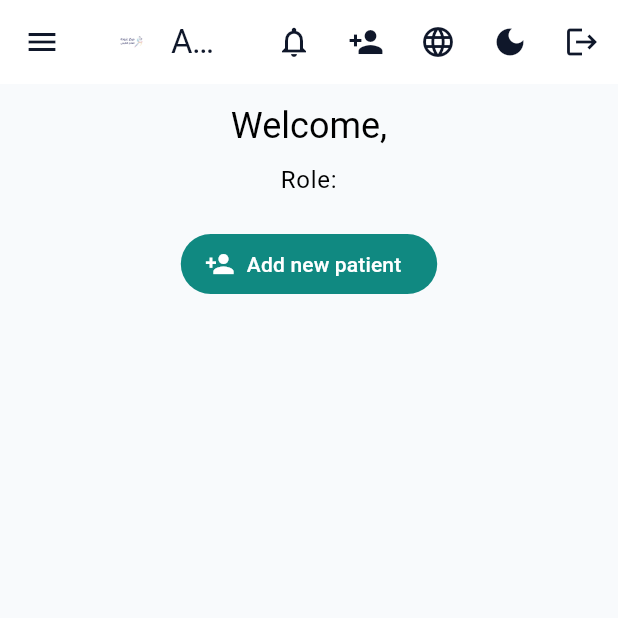
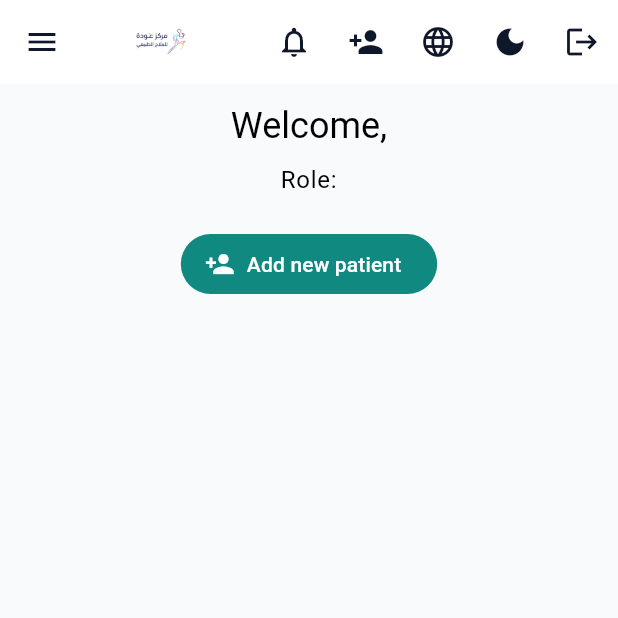
Before and after one commit to faroukahmed74/awda_center, a Flutter app: the screen it shows once a user with an empty profile is signed in, on a phone screen of 412 x 824 dp, the top half of it. Run offline on Flutter 3.47's test engine with Material 3 defaults, Android fonts, the phone set to English and light mode, and no system bars; our stand-ins replace cloud_firestore, cloud_functions, file_picker, firebase_auth, firebase_core, firebase_messaging and 9 more; missing offline and left inert: dart:html, excel; accounts and stored records are empty; generated files the repository leaves out were written again; project files that could hold a hidden picture were left out.

Commit message:
AWDA logos (light/dark), admin/supervisor past-date booking, responsive layout, v1.0.9
- In-app logos: AWDA light/dark assets, larger sizes; app icon unchanged
- Admin/supervisor can book appointments in past dates for migration
- Responsive logos and drawer: breakpoints (xs/mobile/tablet/desktop), height-aware login/drawer
- Drawer header: constrained logo size, ellipsis for name/role; app bar title overflow fix
- Version 1.0.9+1 in pubspec

Made-with: Cursor

```diff
--- a/lib/core/app_logo.dart
+++ b/lib/core/app_logo.dart
@@ -2,15 +2,15 @@ import 'package:flutter/material.dart';
 import '../l10n/app_localizations.dart';
 import 'responsive.dart';
 
-/// App logo: CenterLogo.jpg converted to PNG; used everywhere (app bar, drawer, login, launcher).
-const String kAppLogoAsset = 'assets/CenterLogo.png';
-const String _kAppLogoFallbackAsset = 'assets/CenterLogo.jpg';
+/// In-app logo: light and dark assets. App icon (launcher) is unchanged and set in pubspec flutter_launcher_icons.
+const String kAppLogoLightAsset = 'assets/AWDA Logo ( Light Mode ).png';
+const String kAppLogoDarkAsset = 'assets/AWDA Logo White ( Dark Mode ).png';
 
-/// Displays the app logo at a given size. Set [useResponsiveSize] to true to size from screen.
+/// Displays the app logo at a given size. Uses light or dark asset from current theme. Set [useResponsiveSize] to true to size from screen.
 class AppLogo extends StatelessWidget {
   const AppLogo({
     super.key,
-    this.size = 48,
+    this.size = 96,
     this.fit = BoxFit.contain,
     this.useResponsiveSize = false,
   });
@@ -23,18 +23,14 @@ class AppLogo extends StatelessWidget {
   @override
   Widget build(BuildContext context) {
     final s = useResponsiveSize ? responsiveLogoSize(context) : size;
+    final isDark = Theme.of(context).brightness == Brightness.dark;
+    final asset = isDark ? kAppLogoDarkAsset : kAppLogoLightAsset;
     return Image.asset(
-      kAppLogoAsset,
-      width: s,
-      height: s,
-      fit: fit,
-      errorBuilder: (_, __, ___) => Image.asset(
-        _kAppLogoFallbackAsset,
+      asset,
       width: s,
       height: s,
       fit: fit,
       errorBuilder: (_, __, ___) => Icon(Icons.medical_services, size: s, color: Theme.of(context).colorScheme.primary),
-      ),
     );
   }
 }
@@ -46,14 +42,17 @@ class LoginLogoHeader extends StatelessWidget {
   @override
   Widget build(BuildContext context) {
     final theme = Theme.of(context);
-    final w = MediaQuery.sizeOf(context).width;
-    final height = (w * 0.26).clamp(100.0, 160.0);
+    final size = MediaQuery.sizeOf(context);
+    final w = size.width;
+    final h = size.height;
+    // Scale by width and cap by height so short screens (landscape, small devices) don't overflow.
+    final byWidth = (w * 0.42).clamp(140.0, 280.0);
+    final byHeight = (h * 0.28).clamp(120.0, 280.0);
+    final height = byWidth > byHeight ? byHeight : byWidth;
+    final isDark = theme.brightness == Brightness.dark;
+    final asset = isDark ? kAppLogoDarkAsset : kAppLogoLightAsset;
     return Image.asset(
-      kAppLogoAsset,
-      height: height,
-      fit: BoxFit.contain,
-      errorBuilder: (_, __, ___) => Image.asset(
-        _kAppLogoFallbackAsset,
+      asset,
       height: height,
       fit: BoxFit.contain,
       errorBuilder: (_, __, ___) => Column(
@@ -71,7 +70,6 @@ class LoginLogoHeader extends StatelessWidget {
           ),
         ],
       ),
-      ),
     );
   }
 }
--- a/lib/core/responsive.dart
+++ b/lib/core/responsive.dart
@@ -1,7 +1,10 @@
+import 'package:flutter/foundation.dart' show kIsWeb;
 import 'package:flutter/material.dart';
 
 /// Breakpoints for responsive layout (works on Android, iOS, Web, macOS).
 class Breakpoint {
+  /// Very small phones (e.g. 320–360px width).
+  static const double xs = 360;
   static const double mobile = 600;
   static const double tablet = 900;
   static const double desktop = 1200;
@@ -16,6 +19,8 @@ class Breakpoint {
   }
   static bool isDesktop(BuildContext context) =>
       MediaQuery.sizeOf(context).width >= desktop;
+  static bool isExtraSmall(BuildContext context) =>
+      MediaQuery.sizeOf(context).width < xs;
 
   /// Safe padding that respects notches, status bar, and keyboard.
   static EdgeInsets safePadding(BuildContext context) {
@@ -34,7 +39,8 @@ class ResponsivePadding {
     if (w >= Breakpoint.desktop) return const EdgeInsets.all(24);
     if (w >= Breakpoint.tablet) return const EdgeInsets.all(20);
     if (w >= Breakpoint.mobile) return const EdgeInsets.all(16);
-    return const EdgeInsets.all(12);
+    if (w >= Breakpoint.xs) return const EdgeInsets.all(12);
+    return const EdgeInsets.all(10);
   }
 
   static EdgeInsets horizontal(BuildContext context) {
@@ -65,18 +71,44 @@ double responsiveMaxFormWidth(BuildContext context) {
 }
 
 double responsiveLogoSize(BuildContext context) {
-  final w = MediaQuery.sizeOf(context).width;
-  if (w >= Breakpoint.desktop) return 120;
-  if (w >= Breakpoint.tablet) return 100;
-  if (w >= Breakpoint.mobile) return 88;
-  return 72;
+  final size = MediaQuery.sizeOf(context);
+  final w = size.width;
+  final h = size.height;
+  if (w >= Breakpoint.desktop) return 200;
+  if (w >= Breakpoint.tablet) return 180;
+  if (w >= Breakpoint.mobile) return 144;
+  // Small phones: cap by height so short screens (e.g. landscape) don't overflow.
+  if (w < Breakpoint.xs) return (h * 0.2).clamp(64.0, 96.0);
+  final byHeight = (h * 0.22).clamp(72.0, 128.0);
+  return byHeight;
 }
 
+/// Logo for app bar and drawer. Scales by viewport on all platforms.
 double responsiveLogoSizeSmall(BuildContext context) {
-  final w = MediaQuery.sizeOf(context).width;
-  if (w >= Breakpoint.desktop) return 40;
-  if (w >= Breakpoint.mobile) return 36;
-  return 32;
+  final size = MediaQuery.sizeOf(context);
+  final w = size.width;
+  final h = size.height;
+  // Extra-small phones: keep logo small so app bar and drawer fit.
+  if (w < Breakpoint.xs) {
+    return 52;
+  }
+  if (w >= Breakpoint.desktop) return kIsWeb ? 128 : 96;
+  if (w >= Breakpoint.tablet) return kIsWeb ? 116 : 88;
+  if (w >= Breakpoint.mobile) return kIsWeb ? 104 : 80;
+  // Mobile portrait: cap by height so drawer header fits on short screens.
+  final byWidth = 72.0;
+  final drawerSafeHeight = (h * 0.18).clamp(48.0, 88.0);
+  return byWidth > drawerSafeHeight ? drawerSafeHeight : byWidth;
+}
+
+/// Max height for drawer header content (logo + name + role). Use with drawer so it fits on all devices.
+double responsiveDrawerHeaderLogoSize(BuildContext context) {
+  final size = MediaQuery.sizeOf(context);
+  final h = size.height;
+  // Drawer header should leave room for name + role; cap logo by height on short screens.
+  final maxLogoByHeight = (h * 0.2).clamp(48.0, 96.0);
+  final byWidth = responsiveLogoSizeSmall(context);
+  return byWidth > maxLogoByHeight ? maxLogoByHeight : byWidth;
 }
 
 int responsiveCrossAxisCount(BuildContext context) {
--- a/lib/screens/appointments/appointment_form_dialog.dart
+++ b/lib/screens/appointments/appointment_form_dialog.dart
@@ -29,6 +29,8 @@ class AppointmentFormDialog extends StatefulWidget {
   final String? initialStartTime;
   final String? initialEndTime;
   final bool? initialIsExtraSlot;
+  /// When true (e.g. for admin/supervisor), date picker allows past dates for migrating old data.
+  final bool allowPastDate;
 
   const AppointmentFormDialog({
     super.key,
@@ -44,6 +46,7 @@ class AppointmentFormDialog extends StatefulWidget {
     this.initialStartTime,
     this.initialEndTime,
     this.initialIsExtraSlot,
+    this.allowPastDate = false,
   });
 
   @override
@@ -359,7 +362,7 @@ class _AppointmentFormDialogState extends State<AppointmentFormDialog> {
                 final d = await showDatePicker(
                   context: context,
                   initialDate: _date,
-                  firstDate: DateTime.now(),
+                  firstDate: widget.allowPastDate ? DateTime(2020, 1, 1) : DateTime.now(),
                   lastDate: DateTime.now().add(const Duration(days: 365)),
                   selectableDayPredicate: (day) => day.weekday != DateTime.friday,
                 );
--- a/lib/screens/appointments/appointments_screen.dart
+++ b/lib/screens/appointments/appointments_screen.dart
@@ -552,6 +552,7 @@ class _AppointmentsScreenState extends State<AppointmentsScreen> {
                     rooms: cache.rooms,
                     services: cache.services,
                     packages: _packages,
+                    allowPastDate: auth?.hasRole(UserRole.admin) == true || auth?.hasRole(UserRole.supervisor) == true,
                   ),
                 );
                 if (ok == true && mounted) {
@@ -572,6 +573,7 @@ class _AppointmentsScreenState extends State<AppointmentsScreen> {
                     initialStartTime: startTime,
                     initialEndTime: _nextSlot(startTime),
                     initialIsExtraSlot: isExtraSlotColumn,
+                    allowPastDate: auth?.hasRole(UserRole.admin) == true || auth?.hasRole(UserRole.supervisor) == true,
                   ),
                 );
                 if (ok == true && mounted) { _subscription?.cancel(); _startAppointmentsStream(); }
@@ -737,6 +739,7 @@ class _AppointmentsScreenState extends State<AppointmentsScreen> {
                       rooms: cache.rooms,
                       services: cache.services,
                       packages: _packages,
+                      allowPastDate: auth.hasRole(UserRole.admin) || auth.hasRole(UserRole.supervisor),
                     ),
                   );
                   if (ok == true && mounted) { _subscription?.cancel(); _startAppointmentsStream(); }
@@ -940,6 +943,7 @@ class _AppointmentsScreenState extends State<AppointmentsScreen> {
                                             rooms: cache.rooms,
                                             services: cache.services,
                                             packages: _packages,
+                                            allowPastDate: auth.hasRole(UserRole.admin) || auth.hasRole(UserRole.supervisor),
                                           ),
                                         );
                                         if (ok == true && mounted) {
--- a/lib/screens/dashboard/dashboard_screen.dart
+++ b/lib/screens/dashboard/dashboard_screen.dart
@@ -52,7 +52,13 @@ class _DashboardScreenState extends State<DashboardScreen> {
             children: [
               AppLogo(size: responsiveLogoSizeSmall(context)),
               const SizedBox(width: 10),
-              Flexible(child: Text(l10n.appTitle)),
+              Flexible(
+                child: Text(
+                  l10n.appTitle,
+                  overflow: TextOverflow.ellipsis,
+                  maxLines: 1,
+                ),
+              ),
             ],
           ),
           actions: [
@@ -107,13 +113,22 @@ class _DashboardScreenState extends State<DashboardScreen> {
                         crossAxisAlignment: CrossAxisAlignment.start,
                         mainAxisAlignment: MainAxisAlignment.end,
                         children: [
-                          AppLogo(size: Breakpoint.isDesktop(context) ? 56 : 48),
-                          const SizedBox(height: 8),
+                          AppLogo(size: responsiveDrawerHeaderLogoSize(context)),
+                          const SizedBox(height: 6),
+                          Flexible(
+                            child: Text(
+                              user.displayName,
+                              style: Theme.of(context).textTheme.titleMedium,
+                              overflow: TextOverflow.ellipsis,
+                              maxLines: 1,
+                            ),
+                          ),
                           Text(
-                            user.displayName,
-                            style: Theme.of(context).textTheme.titleLarge,
+                            l10n.roleDisplay(user.role.value),
+                            style: Theme.of(context).textTheme.bodySmall,
+                            overflow: TextOverflow.ellipsis,
+                            maxLines: 1,
                           ),
-                          Text(l10n.roleDisplay(user.role.value), style: Theme.of(context).textTheme.bodySmall),
                         ],
                       ),
                     ),
--- a/pubspec.yaml
+++ b/pubspec.yaml
@@ -16,7 +16,7 @@ publish_to: 'none' # Remove this line if you wish to publish to pub.dev
 # https://developer.apple.com/library/archive/documentation/General/Reference/InfoPlistKeyReference/Articles/CoreFoundationKeys.html
 # In Windows, build-name is used as the major, minor, and patch parts
 # of the product and file versions while build-number is used as the build suffix.
-version: 1.0.8+1
+version: 1.0.9+1
 
 environment:
   sdk: ^3.9.0
```
Also changed, not shown: lib/screens/patients/patient_detail_screen.dart (+7 -2 lines), assets/AWDA Logo ( Light Mode ).png (added), assets/AWDA Logo White ( Dark Mode ).png (added). Lines whose indentation alone changed are shown as unchanged.
